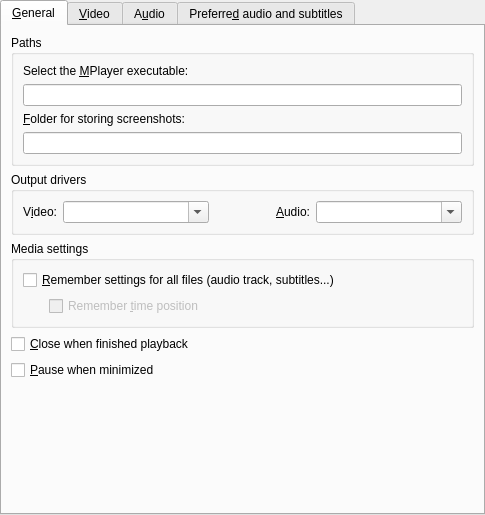
First picture: the form in src/prefgeneral.ui, repository wilbert2000/wzplayer, before the edit.
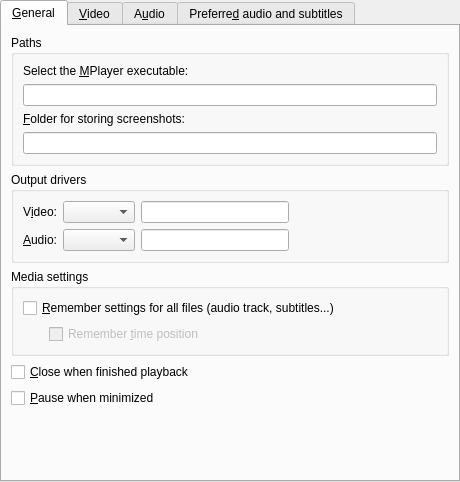
Second picture: the form after the edit. Custom widgets are drawn as their Qt base class.

Commit message: The comboboxes to select the video and audio driver in Preferences-> General have changed. Now they are not editable, and only show some of the available drivers (png, jpeg... and so on are not shown). There's also an "User defined" option. If selected, a line edit will appear where the user can type the driver to use (possibly with additional options).

```diff
--- a/src/prefgeneral.ui
+++ b/src/prefgeneral.ui
@@ -5,8 +5,8 @@
    <rect>
     <x>0</x>
     <y>0</y>
-    <width>485</width>
-    <height>515</height>
+    <width>460</width>
+    <height>482</height>
    </rect>
   </property>
   <layout class="QVBoxLayout" >
@@ -14,7 +14,7 @@
     <number>0</number>
    </property>
    <property name="spacing" >
-    <number>6</number>
+    <number>0</number>
    </property>
    <item>
     <widget class="QTabWidget" name="general_tab" >
@@ -84,14 +84,27 @@
          <property name="title" >
           <string>Output drivers</string>
          </property>
-         <layout class="QHBoxLayout" >
+         <layout class="QGridLayout" >
           <property name="margin" >
            <number>9</number>
           </property>
           <property name="spacing" >
            <number>6</number>
           </property>
-          <item>
+          <item row="1" column="0" >
+           <widget class="QLabel" name="ao_label" >
+            <property name="text" >
+             <string>&amp;Audio:</string>
+            </property>
+            <property name="wordWrap" >
+             <bool>false</bool>
+            </property>
+            <property name="buddy" >
+             <cstring>ao_combo</cstring>
+            </property>
+           </widget>
+          </item>
+          <item row="0" column="0" >
            <widget class="QLabel" name="vo_label" >
             <property name="text" >
              <string>V&amp;ideo:</string>
@@ -104,22 +117,43 @@
             </property>
            </widget>
           </item>
-          <item>
-           <widget class="MyComboBox" name="vo_combo" >
+          <item row="0" column="1" >
+           <widget class="QComboBox" name="vo_combo" >
             <property name="sizePolicy" >
              <sizepolicy>
-              <hsizetype>7</hsizetype>
+              <hsizetype>5</hsizetype>
               <vsizetype>0</vsizetype>
               <horstretch>0</horstretch>
               <verstretch>0</verstretch>
              </sizepolicy>
             </property>
             <property name="editable" >
-             <bool>true</bool>
+             <bool>false</bool>
             </property>
            </widget>
           </item>
-          <item>
+          <item row="1" column="1" >
+           <widget class="QComboBox" name="ao_combo" >
+            <property name="sizePolicy" >
+             <sizepolicy>
+              <hsizetype>5</hsizetype>
+              <vsizetype>0</vsizetype>
+              <horstretch>0</horstretch>
+              <verstretch>0</verstretch>
+             </sizepolicy>
+            </property>
+            <property name="editable" >
+             <bool>false</bool>
+            </property>
+           </widget>
+          </item>
+          <item row="0" column="2" >
+           <widget class="QLineEdit" name="vo_user_defined_edit" />
+          </item>
+          <item row="1" column="2" >
+           <widget class="QLineEdit" name="ao_user_defined_edit" />
+          </item>
+          <item row="0" column="3" >
            <spacer>
             <property name="orientation" >
              <enum>Qt::Horizontal</enum>
@@ -135,33 +169,18 @@
             </property>
            </spacer>
           </item>
-          <item>
-           <widget class="QLabel" name="ao_label" >
-            <property name="text" >
-             <string>&amp;Audio:</string>
+          <item row="1" column="3" >
+           <spacer>
+            <property name="orientation" >
+             <enum>Qt::Horizontal</enum>
             </property>
-            <property name="wordWrap" >
-             <bool>false</bool>
+            <property name="sizeHint" >
+             <size>
+              <width>81</width>
+              <height>20</height>
+             </size>
             </property>
-            <property name="buddy" >
-             <cstring>ao_combo</cstring>
-            </property>
-           </widget>
-          </item>
-          <item>
-           <widget class="MyComboBox" name="ao_combo" >
-            <property name="sizePolicy" >
-             <sizepolicy>
-              <hsizetype>7</hsizetype>
-              <vsizetype>0</vsizetype>
-              <horstretch>0</horstretch>
-              <verstretch>0</verstretch>
-             </sizepolicy>
-            </property>
-            <property name="editable" >
-             <bool>true</bool>
-            </property>
-           </widget>
+           </spacer>
           </item>
          </layout>
         </widget>
@@ -987,11 +1006,6 @@
   </layout>
  </widget>
  <customwidgets>
-  <customwidget>
-   <class>MyComboBox</class>
-   <extends>QComboBox</extends>
-   <header>mycombobox.h</header>
-  </customwidget>
   <customwidget>
    <class>FileChooser</class>
    <extends>QLineEdit</extends>
```
Left out of the diff: 2 changed lines with no effect on the pictures. The commit also changes 3 other files.
